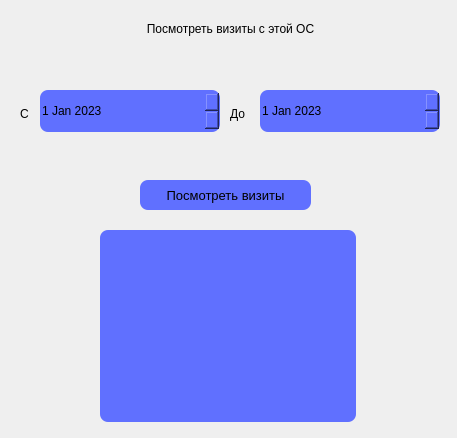
The window that designes_ui/visits_design.ui (salebixn/diplom_DPI) describes before a commit, drawn with Qt 5.
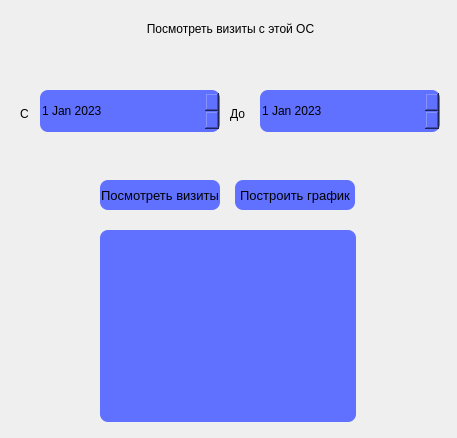
The same window after the commit.

What changed in the file:
```diff
--- a/designes_ui/visits_design.ui
+++ b/designes_ui/visits_design.ui
@@ -116,9 +116,9 @@
   <widget class="QPushButton" name="pushButton_4">
    <property name="geometry">
     <rect>
-     <x>140</x>
+     <x>100</x>
      <y>180</y>
-     <width>171</width>
+     <width>120</width>
      <height>30</height>
     </rect>
    </property>
@@ -331,6 +331,134 @@
 }</string>
    </property>
   </widget>
+  <widget class="QPushButton" name="pushButton_5">
+   <property name="geometry">
+    <rect>
+     <x>235</x>
+     <y>180</y>
+     <width>120</width>
+     <height>30</height>
+    </rect>
+   </property>
+   <property name="sizePolicy">
+    <sizepolicy hsizetype="Expanding" vsizetype="Fixed">
+     <horstretch>0</horstretch>
+     <verstretch>0</verstretch>
+    </sizepolicy>
+   </property>
+   <property name="palette">
+    <palette>
+     <active>
+      <colorrole role="Button">
+       <brush brushstyle="SolidPattern">
+        <color alpha="255">
+         <red>96</red>
+         <green>112</green>
+         <blue>255</blue>
+        </color>
+       </brush>
+      </colorrole>
+      <colorrole role="Base">
+       <brush brushstyle="SolidPattern">
+        <color alpha="255">
+         <red>96</red>
+         <green>112</green>
+         <blue>255</blue>
+        </color>
+       </brush>
+      </colorrole>
+      <colorrole role="Window">
+       <brush brushstyle="SolidPattern">
+        <color alpha="255">
+         <red>96</red>
+         <green>112</green>
+         <blue>255</blue>
+        </color>
+       </brush>
+      </colorrole>
+     </active>
+     <inactive>
+      <colorrole role="Button">
+       <brush brushstyle="SolidPattern">
+        <color alpha="255">
+         <red>96</red>
+         <green>112</green>
+         <blue>255</blue>
+        </color>
+       </brush>
+      </colorrole>
+      <colorrole role="Base">
+       <brush brushstyle="SolidPattern">
+        <color alpha="255">
+         <red>96</red>
+         <green>112</green>
+         <blue>255</blue>
+        </color>
+       </brush>
+      </colorrole>
+      <colorrole role="Window">
+       <brush brushstyle="SolidPattern">
+        <color alpha="255">
+         <red>96</red>
+         <green>112</green>
+         <blue>255</blue>
+        </color>
+       </brush>
+      </colorrole>
+     </inactive>
+     <disabled>
+      <colorrole role="Button">
+       <brush brushstyle="SolidPattern">
+        <color alpha="255">
+         <red>96</red>
+         <green>112</green>
+         <blue>255</blue>
+        </color>
+       </brush>
+      </colorrole>
+      <colorrole role="Base">
+       <brush brushstyle="SolidPattern">
+        <color alpha="255">
+         <red>96</red>
+         <green>112</green>
+         <blue>255</blue>
+        </color>
+       </brush>
+      </colorrole>
+      <colorrole role="Window">
+       <brush brushstyle="SolidPattern">
+        <color alpha="255">
+         <red>96</red>
+         <green>112</green>
+         <blue>255</blue>
+        </color>
+       </brush>
+      </colorrole>
+     </disabled>
+    </palette>
+   </property>
+   <property name="font">
+    <font>
+     <pointsize>10</pointsize>
+    </font>
+   </property>
+   <property name="mouseTracking">
+    <bool>false</bool>
+   </property>
+   <property name="styleSheet">
+    <string notr="true">background-color: rgb(96, 112, 255);
+border-radius: 8px;</string>
+   </property>
+   <property name="text">
+    <string>Построить график</string>
+   </property>
+   <property name="default">
+    <bool>false</bool>
+   </property>
+   <property name="flat">
+    <bool>false</bool>
+   </property>
+  </widget>
  </widget>
  <resources/>
  <connections/>
```
